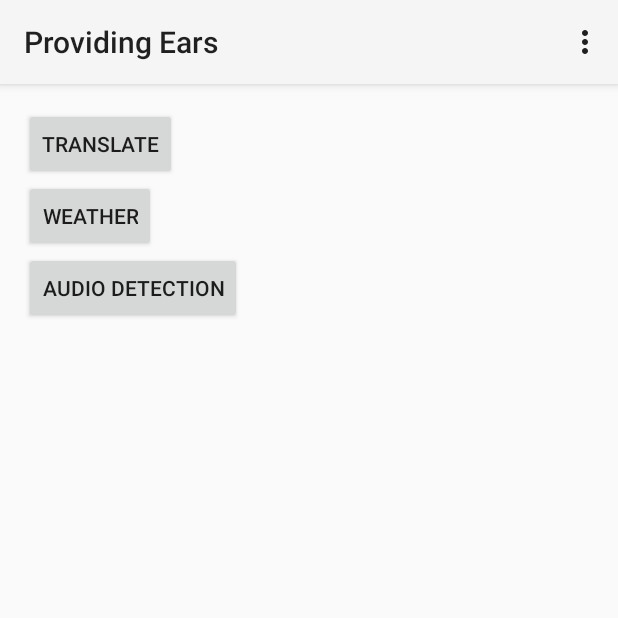
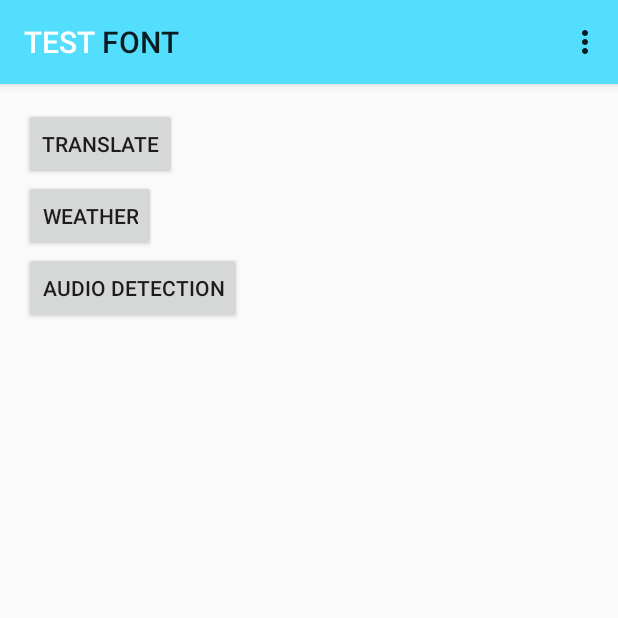
Before and after one commit to thekeenant/hearing-helper, an Android app: the screen it shows after launch (MainActivity), on a phone screen of 412 x 824 dp, the top half of it. Run offline under Robolectric (Android 15) with nearby library versions, the phone set to English and light mode, and no system bars.

Commit message:
set the first word to white in the actionbar

```diff
--- a/app/src/main/AndroidManifest.xml
+++ b/app/src/main/AndroidManifest.xml
@@ -12,7 +12,8 @@
         android:allowBackup="true"
         android:icon="@mipmap/ic_launcher"
         android:label="@string/app_name"
-        android:theme="@style/AppTheme">
+        android:theme="@style/AppTheme"
+        android:screenOrientation="portrait">
         <activity
             android:name=".MainActivity"
             android:label="@string/app_name">
--- a/app/src/main/java/com/nocomment/providingears/MainActivity.java
+++ b/app/src/main/java/com/nocomment/providingears/MainActivity.java
@@ -2,10 +2,17 @@ package com.nocomment.providingears;
 
 import android.app.Activity;
 import android.content.Intent;
+import android.content.res.Resources;
+import android.graphics.Color;
+import android.graphics.drawable.ColorDrawable;
 import android.os.Bundle;
+import android.text.Spannable;
+import android.text.SpannableString;
+import android.text.style.ForegroundColorSpan;
 import android.view.Menu;
 import android.view.MenuItem;
 import android.view.View;
+import android.widget.TextView;
 
 public class MainActivity extends Activity {
 
@@ -13,6 +20,10 @@ public class MainActivity extends Activity {
     protected void onCreate(Bundle savedInstanceState) {
         super.onCreate(savedInstanceState);
         setContentView(R.layout.activity_main);
+        getActionBar().setBackgroundDrawable(new ColorDrawable(Color.parseColor("#54DEFD")));
+        Spannable text = new SpannableString("TEST FONT");
+        text.setSpan(new ForegroundColorSpan(Color.WHITE), 0, "test".length(), Spannable.SPAN_INCLUSIVE_INCLUSIVE);
+        getActionBar().setTitle(text);
     }
 
     @Override
--- a/app/src/main/res/values/styles.xml
+++ b/app/src/main/res/values/styles.xml
@@ -2,7 +2,7 @@
 
     <!-- Base application theme. -->
     <style name="AppTheme" parent="android:Theme.Holo.Light.DarkActionBar">
-        <item name="android:background">@android:color/black</item>
+        <item name="android:background">@android:color/white</item>
     </style>
 
 
```
